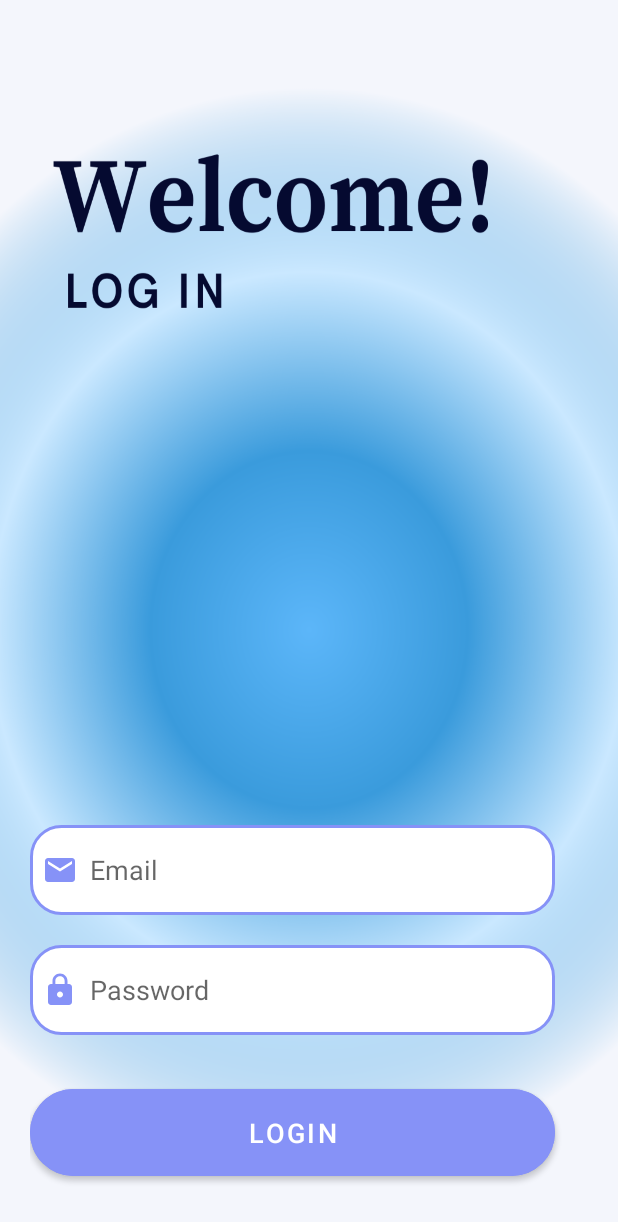
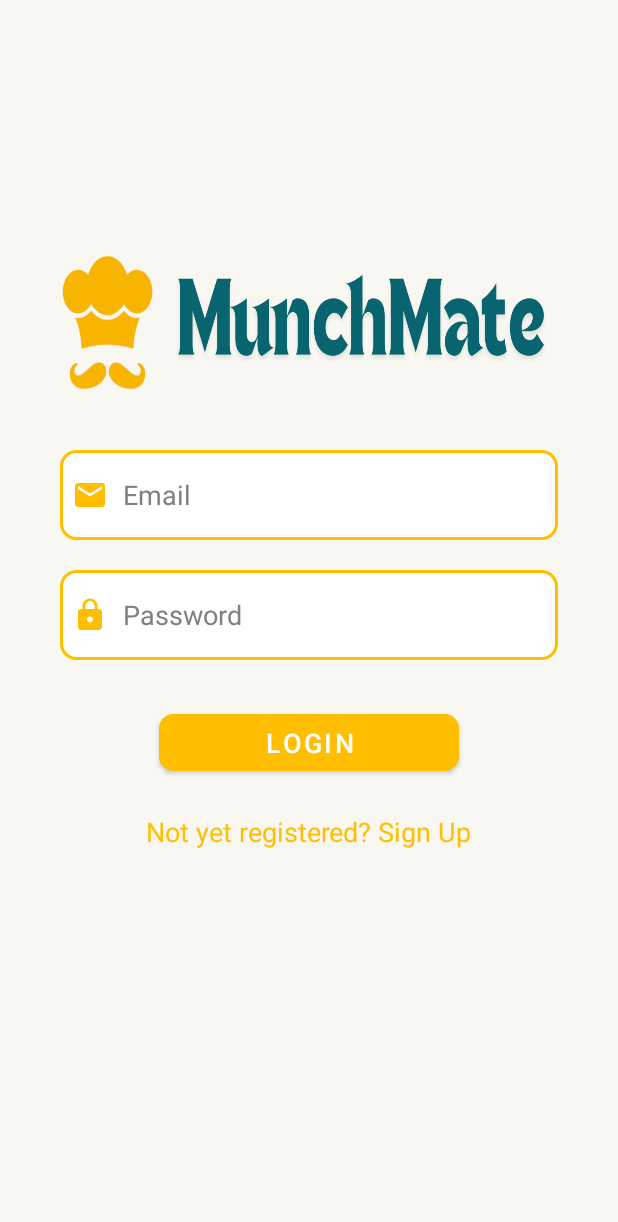
Before and after one commit to cae-beep/itelec_3a_grp2, an Android app: the screen it shows after launch (LoginActivity), on a phone screen of 412 x 824 dp. Shown: the top 1222 px of the screen. Run offline under Robolectric (Android 15) with nearby library versions, the light colour scheme and no system bars.

Commit message:
edited signup/login

```diff
--- a/LOGIN_SIGNUP/app/src/main/res/drawable/baseline_email_24.xml
+++ b/LOGIN_SIGNUP/app/src/main/res/drawable/baseline_email_24.xml
@@ -1,5 +1,12 @@
-<vector xmlns:android="http://schemas.android.com/apk/res/android" android:height="24dp" android:tint="#8692F7" android:viewportHeight="24" android:viewportWidth="24" android:width="24dp">
+<vector xmlns:android="http://schemas.android.com/apk/res/android"
+    android:height="24dp"
+    android:tint="#FFBF00"
+    android:viewportHeight="24"
+    android:viewportWidth="24"
+    android:width="24dp">
 
-    <path android:fillColor="@android:color/white" android:pathData="M20,4L4,4c-1.1,0 -1.99,0.9 -1.99,2L2,18c0,1.1 0.9,2 2,2h16c1.1,0 2,-0.9 2,-2L22,6c0,-1.1 -0.9,-2 -2,-2zM20,8l-8,5 -8,-5L4,6l8,5 8,-5v2z"/>
+    <path
+        android:fillColor="@android:color/black"
+        android:pathData="M20,4L4,4c-1.1,0 -1.99,0.9 -1.99,2L2,18c0,1.1 0.9,2 2,2h16c1.1,0 2,-0.9 2,-2L22,6c0,-1.1 -0.9,-2 -2,-2zM20,8l-8,5 -8,-5L4,6l8,5 8,-5v2z"/>
 
 </vector>
--- a/LOGIN_SIGNUP/app/src/main/res/drawable/baseline_lock_24.xml
+++ b/LOGIN_SIGNUP/app/src/main/res/drawable/baseline_lock_24.xml
@@ -1,5 +1,10 @@
-<vector xmlns:android="http://schemas.android.com/apk/res/android" android:height="24dp" android:tint="#8692F7" android:viewportHeight="24" android:viewportWidth="24" android:width="24dp">
+<vector xmlns:android="http://schemas.android.com/apk/res/android"
+    android:height="24dp"
+    android:tint="#FFBF00"
+    android:viewportHeight="24"
+    android:viewportWidth="24"
+    android:width="24dp">
 
-    <path android:fillColor="@android:color/white" android:pathData="M18,8h-1L17,6c0,-2.76 -2.24,-5 -5,-5S7,3.24 7,6v2L6,8c-1.1,0 -2,0.9 -2,2v10c0,1.1 0.9,2 2,2h12c1.1,0 2,-0.9 2,-2L20,10c0,-1.1 -0.9,-2 -2,-2zM12,17c-1.1,0 -2,-0.9 -2,-2s0.9,-2 2,-2 2,0.9 2,2 -0.9,2 -2,2zM15.1,8L8.9,8L8.9,6c0,-1.71 1.39,-3.1 3.1,-3.1 1.71,0 3.1,1.39 3.1,3.1v2z"/>
+    <path android:fillColor="@android:color/black" android:pathData="M18,8h-1L17,6c0,-2.76 -2.24,-5 -5,-5S7,3.24 7,6v2L6,8c-1.1,0 -2,0.9 -2,2v10c0,1.1 0.9,2 2,2h12c1.1,0 2,-0.9 2,-2L20,10c0,-1.1 -0.9,-2 -2,-2zM12,17c-1.1,0 -2,-0.9 -2,-2s0.9,-2 2,-2 2,0.9 2,2 -0.9,2 -2,2zM15.1,8L8.9,8L8.9,6c0,-1.71 1.39,-3.1 3.1,-3.1 1.71,0 3.1,1.39 3.1,3.1v2z"/>
 
 </vector>
--- a/LOGIN_SIGNUP/app/src/main/res/drawable/baseline_password_24.xml
+++ b/LOGIN_SIGNUP/app/src/main/res/drawable/baseline_password_24.xml
@@ -1,4 +1,6 @@
-<vector xmlns:android="http://schemas.android.com/apk/res/android" android:height="24dp" android:tint="#8692F7" android:viewportHeight="24" android:viewportWidth="24" android:width="24dp">
+<vector xmlns:android="http://schemas.android.com/apk/res/android"
+    android:height="24dp"
+    android:tint="#FFBF00" android:viewportHeight="24" android:viewportWidth="24" android:width="24dp">
 
     <path android:fillColor="@android:color/white" android:pathData="M2,17h20v2H2V17zM3.15,12.95L4,11.47l0.85,1.48l1.3,-0.75L5.3,10.72H7v-1.5H5.3l0.85,-1.47L4.85,7L4,8.47L3.15,7l-1.3,0.75L2.7,9.22H1v1.5h1.7L1.85,12.2L3.15,12.95zM9.85,12.2l1.3,0.75L12,11.47l0.85,1.48l1.3,-0.75l-0.85,-1.48H15v-1.5h-1.7l0.85,-1.47L12.85,7L12,8.47L11.15,7l-1.3,0.75l0.85,1.47H9v1.5h1.7L9.85,12.2zM23,9.22h-1.7l0.85,-1.47L20.85,7L20,8.47L19.15,7l-1.3,0.75l0.85,1.47H17v1.5h1.7l-0.85,1.48l1.3,0.75L20,11.47l0.85,1.48l1.3,-0.75l-0.85,-1.48H23V9.22z"/>
 
--- a/LOGIN_SIGNUP/app/src/main/res/drawable/lavender_border.xml
+++ b/LOGIN_SIGNUP/app/src/main/res/drawable/lavender_border.xml
@@ -3,10 +3,10 @@
     android:shape="rectangle">
 
     <corners
-        android:radius="20dp"/>
+        android:radius="10dp"/>
 
     <stroke
-        android:color="@color/lavender"
+        android:color="@color/yellow"
         android:width="2dp"/>
 
     <solid
--- a/LOGIN_SIGNUP/app/src/main/res/layout/activity_login.xml
+++ b/LOGIN_SIGNUP/app/src/main/res/layout/activity_login.xml
@@ -10,62 +10,75 @@
     android:background="@drawable/login"
     tools:context=".LoginActivity">
 
+    <!-- ScrollView with content inside it -->
     <ScrollView
         android:layout_width="match_parent"
-        android:layout_height="wrap_content"/>
+        android:layout_height="wrap_content">
 
         <LinearLayout
             android:layout_width="match_parent"
             android:layout_height="wrap_content"
-        android:layout_marginTop="500dp"
+            android:layout_marginTop="230dp"
             android:orientation="vertical"
-        android:padding="20dp">
+            android:padding="40dp"
+            android:gravity="center_horizontal"> <!-- Center horizontally -->
 
+            <!-- Email EditText -->
             <EditText
                 android:id="@+id/login_email"
-            android:layout_width="350dp"
+                android:layout_width="match_parent"
                 android:layout_height="60dp"
                 android:layout_marginTop="30dp"
                 android:background="@drawable/lavender_border"
                 android:drawableLeft="@drawable/baseline_email_24"
-            android:drawablePadding="8dp"
+                android:drawablePadding="10dp"
                 android:hint="Email"
-            android:padding="8dp" />
+                android:padding="8dp"
+                android:textColor="@color/black"
+                android:textColorHint="@color/gray" /> <!-- Set hint text color -->
 
+            <!-- Password EditText -->
             <EditText
                 android:id="@+id/login_password"
-            android:layout_width="350dp"
+                android:layout_width="match_parent"
                 android:layout_height="60dp"
                 android:layout_marginTop="20dp"
                 android:background="@drawable/lavender_border"
                 android:drawableLeft="@drawable/baseline_lock_24"
-            android:drawablePadding="8dp"
+                android:drawablePadding="10dp"
                 android:hint="Password"
                 android:inputType="textPassword"
-            android:padding="8dp" />
+                android:padding="8dp"
+                android:textColor="@color/black"
+                android:textColorHint="@color/gray" /> <!-- Set hint text color -->
 
+            <!-- Login Button -->
             <Button
                 android:id="@+id/login_button"
-            android:layout_width="350dp"
-            android:layout_height="70dp"
+                android:layout_width="200dp"
+                android:layout_height="50dp"
                 android:layout_marginTop="30dp"
-            android:backgroundTint="@color/lavender"
+                android:backgroundTint="@color/yellow"
                 android:gravity="center"
                 android:text="Login"
                 android:textSize="18sp"
-            app:cornerRadius="30dp" />
+                app:cornerRadius="10dp"
+                android:layout_gravity="center_horizontal"/> <!-- Center horizontally -->
 
+            <!-- Redirect to Signup TextView -->
             <TextView
                 android:id="@+id/signupRedirectText"
                 android:layout_width="wrap_content"
                 android:layout_height="wrap_content"
-            android:layout_gravity="center"
                 android:layout_marginTop="14dp"
                 android:padding="8dp"
-            android:text="Not yet registered"
-            android:textColor="@color/lavender"
-            android:textSize="18sp" />
+                android:text="Not yet registered? Sign Up"
+                android:textColor="@color/yellow"
+                android:textSize="18sp"
+                android:layout_gravity="center_horizontal"/> <!-- Center horizontally -->
 
         </LinearLayout>
 
+    </ScrollView>
+
 </LinearLayout>
--- a/LOGIN_SIGNUP/app/src/main/res/values/colors.xml
+++ b/LOGIN_SIGNUP/app/src/main/res/values/colors.xml
@@ -8,4 +8,7 @@
     <color name="black">#FF000000</color>
     <color name="white">#FFFFFFFF</color>
     <color name="lavender">#8692f7</color>
+    <color name="yellow">#FFBF00</color>
+    <color name="gray">#808080</color>
+
 </resources>
```
Also changed, not shown: LOGIN_SIGNUP/app/src/main/res/layout/activity_signup.xml (+24 -14 lines), LOGIN_SIGNUP/app/src/main/res/drawable/login.png, LOGIN_SIGNUP/app/src/main/res/drawable/sign_up.png. Lines whose indentation alone changed are shown as unchanged.
